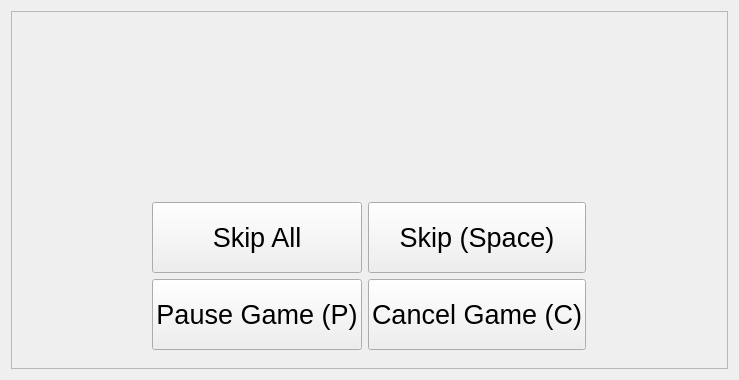
This is ui/player.ui in tdauth/gustavsfairyland as Qt 5 draws it before an edit. The edited form follows.
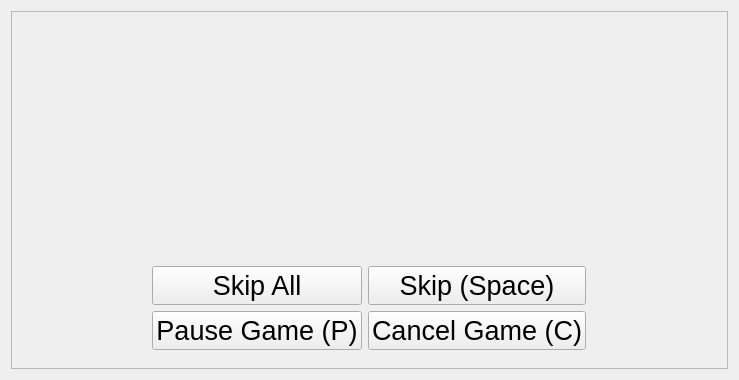
This is the edited form. Icons and pictures are not drawn.

Patch:
```diff
--- a/ui/player.ui
+++ b/ui/player.ui
@@ -55,6 +55,12 @@
        </item>
        <item alignment="Qt::AlignHCenter">
         <widget class="QWidget" name="buttonsWidget" native="true">
+         <property name="sizePolicy">
+          <sizepolicy hsizetype="Preferred" vsizetype="Maximum">
+           <horstretch>0</horstretch>
+           <verstretch>0</verstretch>
+          </sizepolicy>
+         </property>
          <property name="minimumSize">
           <size>
            <width>200</width>
```
